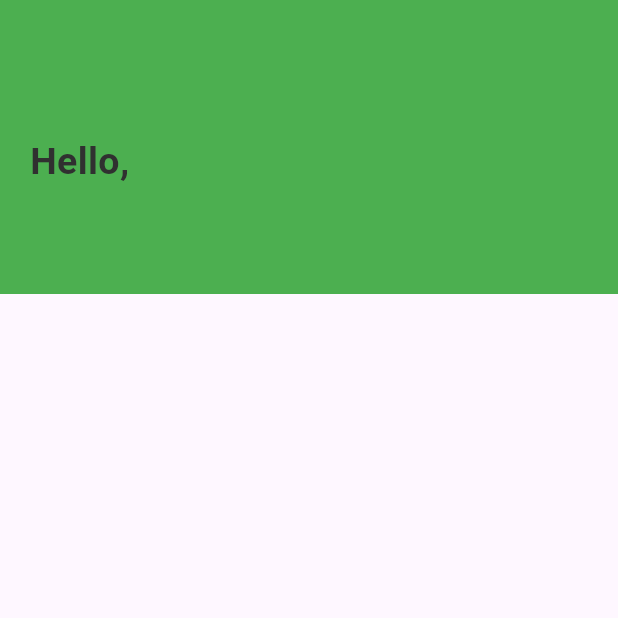
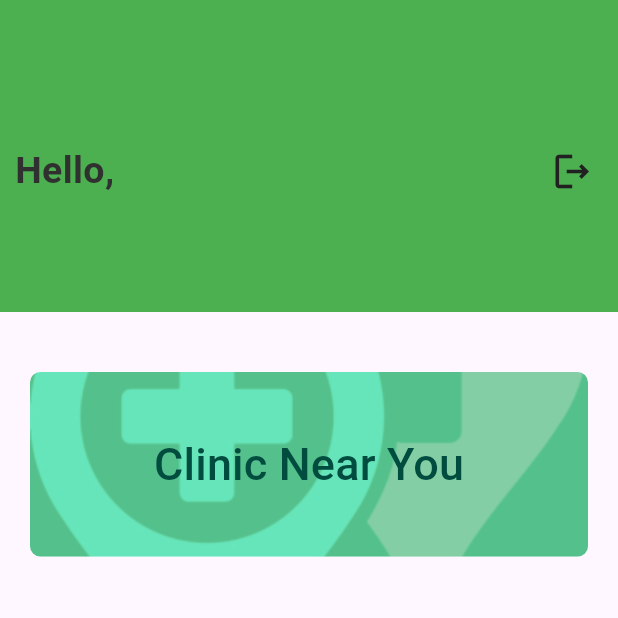
Before and after one commit to SuruchBoss/healthcare_map, a Flutter app: the screen it shows after launch, after a tap on "Login", on a phone screen of 412 x 824 dp, the top half of it. Run offline on Flutter 3.47's test engine with Material 3 defaults, Android fonts, the phone set to English and light mode, and no system bars; our stand-ins replace cloud_firestore, firebase_core; accounts and stored records are empty.

Commit message:
Added btn clinic search and logout

```diff
--- a/healthcare/lib/feature/dashboard/presentation/dashboard.dart
+++ b/healthcare/lib/feature/dashboard/presentation/dashboard.dart
@@ -1,4 +1,5 @@
 import 'package:flutter/material.dart';
+import 'package:healthcare/feature/landingpage/presentation/landingpage.dart';
 import 'package:healthcare/model/customermodel.dart';
 
 class DashBoard extends StatefulWidget {
@@ -13,6 +14,20 @@ class DashBoard extends StatefulWidget {
 }
 
 class _DashBoardState extends State<DashBoard> {
+  void _logOut() {
+    Navigator.pushReplacement(
+      context,
+      MaterialPageRoute(
+        builder: (context) => const LandingPage(),
+      ),
+    );
+  }
+
+  @override
+  void initState() {
+    super.initState();
+  }
+
   @override
   Widget build(BuildContext context) {
     final screenWidth = MediaQuery.of(context).size.width;
@@ -27,11 +42,15 @@ class _DashBoardState extends State<DashBoard> {
                   width: screenWidth,
                   padding: const EdgeInsets.only(
                     top: 90,
-                  left: 20,
-                  right: 20,
+                    left: 10,
+                    right: 10,
                     bottom: 70,
                   ),
                   color: Colors.green,
+                  child: Row(
+                    children: [
+                      Expanded(
+                        flex: 8,
                         child: Text(
                           "Hello, ${widget.customer.firstName} ${widget.customer.lastName}",
                           style: TextStyle(
@@ -41,7 +60,59 @@ class _DashBoardState extends State<DashBoard> {
                             overflow: TextOverflow.ellipsis,
                           ),
                         ),
-              )
+                      ),
+                      Expanded(
+                          flex: 1,
+                          child: IconButton(
+                            onPressed: () => _logOut(),
+                            icon: Icon(
+                              Icons.logout_outlined,
+                              color: Colors.grey[900],
+                              size: 30.0,
+                            ),
+                          ))
+                    ],
+                  )),
+              const SizedBox(height: 40),
+              TextButton(
+                onPressed: null,
+                style: TextButton.styleFrom(
+                    padding: EdgeInsets.zero,
+                    minimumSize: const Size(50, 1),
+                    tapTargetSize: MaterialTapTargetSize.shrinkWrap,
+                    alignment: Alignment.centerLeft),
+                child: Container(
+                  width: screenWidth,
+                  alignment: Alignment.center,
+                  decoration: BoxDecoration(
+                    image: DecorationImage(
+                      colorFilter: ColorFilter.mode(
+                          Colors.black.withOpacity(0.2), BlendMode.dstATop),
+                      image: const AssetImage("assets/search_bg.png"),
+                      fit: BoxFit.cover,
+                    ),
+                    color: Colors.greenAccent,
+                    borderRadius: BorderRadius.circular(7),
+                  ),
+                  padding: const EdgeInsets.only(
+                    top: 40,
+                    left: 20,
+                    right: 20,
+                    bottom: 40,
+                  ),
+                  margin: const EdgeInsets.only(
+                    left: 20,
+                    right: 20,
+                  ),
+                  child: Text(
+                    "Clinic Near You",
+                    style: TextStyle(
+                      fontSize: 30,
+                      color: Colors.teal[900],
+                    ),
+                  ),
+                ),
+              ),
             ],
           ),
         ),
```
Also changed, not shown: healthcare/assets/search_bg.png (added). Lines whose indentation alone changed are shown as unchanged.
